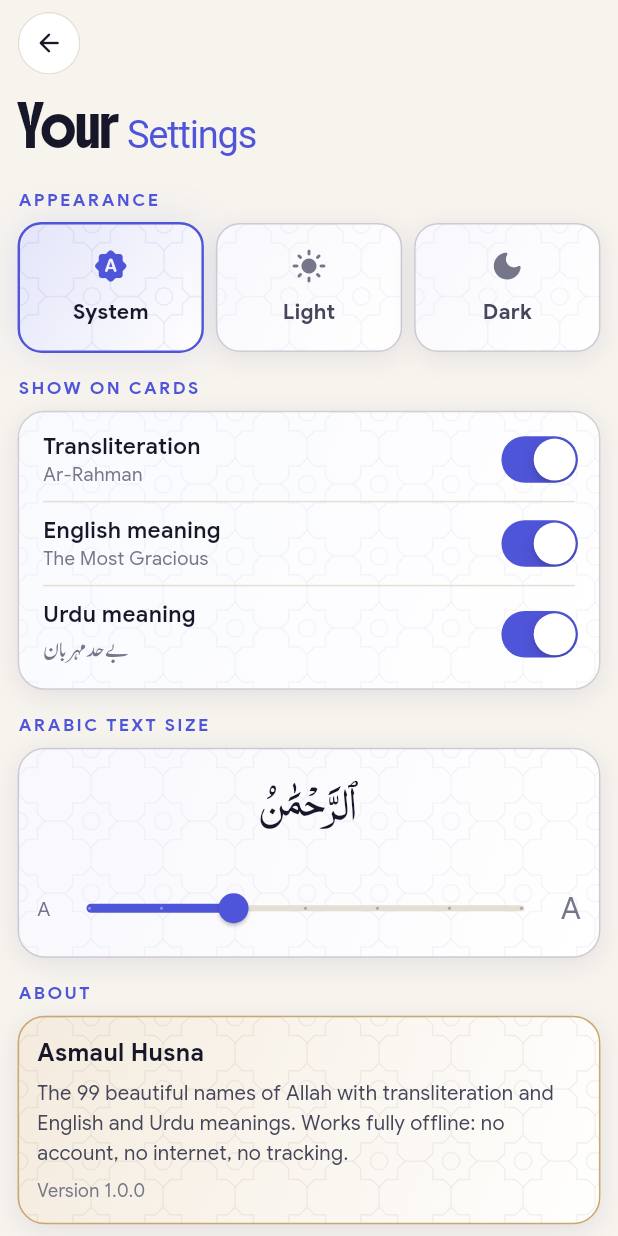
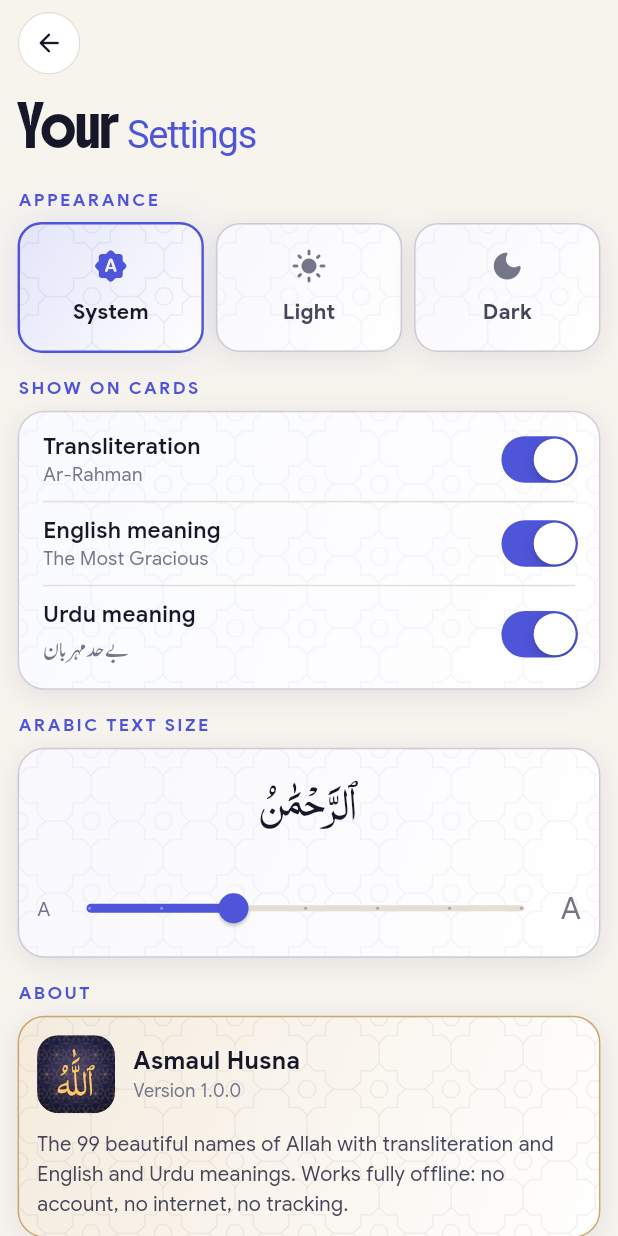
Before and after one commit to muzzammil763/Asmaul-Husna, a Flutter app: the SettingsScreen screen opened directly, on a phone screen of 412 x 824 dp. Run offline on Flutter 3.47's test engine with Material 3 defaults, Android fonts, the phone set to English and light mode, and no system bars; our stand-ins replace shared_preferences; accounts and stored records are empty.

Commit message:
feat: show the logo in Settings → About
Co-Authored-By: Claude Opus 5.5 <noreply@anthropic.com>

```diff
--- a/lib/src/settings/settings_screen.dart
+++ b/lib/src/settings/settings_screen.dart
@@ -2,6 +2,7 @@ import 'package:flutter/cupertino.dart';
 import 'package:flutter/material.dart';
 import 'package:flutter/services.dart';
 
+import '../ui/app_logo.dart';
 import '../ui/theme.dart';
 import '../ui/widgets.dart';
 import 'settings_store.dart';
@@ -165,6 +166,14 @@ class SettingsScreen extends StatelessWidget {
                   child: Column(
                     crossAxisAlignment: CrossAxisAlignment.start,
                     children: [
+                      Row(
+                        children: [
+                          const AppLogo(size: 52, radius: 14),
+                          const SizedBox(width: 12),
+                          Expanded(
+                            child: Column(
+                              crossAxisAlignment: CrossAxisAlignment.start,
+                              children: [
                                 Text(
                                   'Asmaul Husna',
                                   style: TextStyle(
@@ -173,7 +182,20 @@ class SettingsScreen extends StatelessWidget {
                                     color: p.title,
                                   ),
                                 ),
-                      const SizedBox(height: 6),
+                                const SizedBox(height: 2),
+                                Text(
+                                  'Version $appVersion',
+                                  style: TextStyle(
+                                    fontSize: 12,
+                                    color: p.muted,
+                                  ),
+                                ),
+                              ],
+                            ),
+                          ),
+                        ],
+                      ),
+                      const SizedBox(height: 10),
                       Text(
                         'The 99 beautiful names of Allah with transliteration '
                         'and English and Urdu meanings. Works fully offline: '
@@ -183,11 +205,6 @@ class SettingsScreen extends StatelessWidget {
                           height: 1.5,
                           color: p.body,
                         ),
-                      ),
-                      const SizedBox(height: 8),
-                      Text(
-                        'Version $appVersion',
-                        style: TextStyle(fontSize: 12, color: p.muted),
                       ),
                     ],
                   ),
```
Lines whose indentation alone changed are shown as unchanged.
